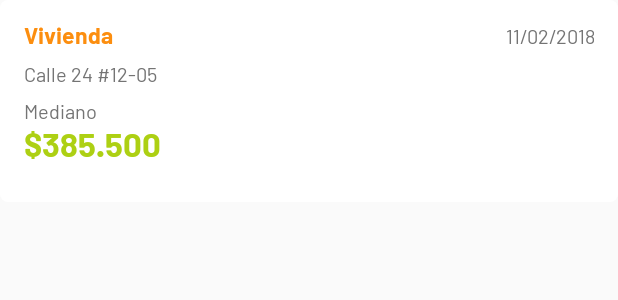
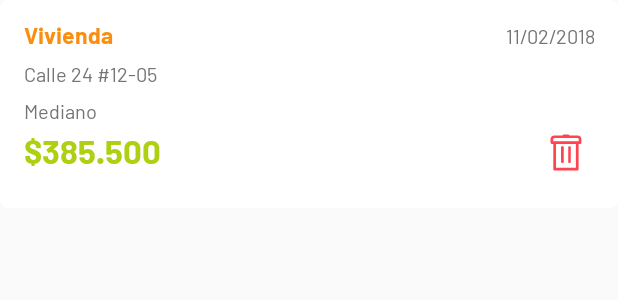
Before and after one commit to ServiciosACO/in-android-user, an Android app: the layout item_resumen.xml on its own in the app's theme, with its tools: preview values and no code run, on a phone screen of 412 x 824 dp. Shown: the top 300 px of the screen. Run offline under Robolectric (Android 15) with nearby library versions, the phone set to English and light mode, and no system bars; plain views replace ShadowView.

Commit message:
Adding button for remove resume services

```diff
--- a/app/src/main/java/co/kubo/indiesco/dialog/DialogDosOpciones.java
+++ b/app/src/main/java/co/kubo/indiesco/dialog/DialogDosOpciones.java
@@ -100,6 +100,10 @@ public class DialogDosOpciones extends Dialog implements View.OnClickListener {
                 imgBorrar.setImageResource(R.drawable.img_timerror);
                 tvMensaje.setText("La hora seleccionada no puede ser inferior a la actual");
                 break;
+            case "8":
+                imgBorrar.setImageResource(R.drawable.delete_popup);
+                tvMensaje.setText("¿Esta seguro de eliminar este servicio de la lista?");
+                break;
             default:break;
         }//switch
 
--- a/app/src/main/res/layout/item_resumen.xml
+++ b/app/src/main/res/layout/item_resumen.xml
@@ -64,17 +64,24 @@
             android:layout_width="wrap_content"
             android:layout_height="wrap_content" />
         <LinearLayout
-            android:layout_marginBottom="24sp"
+            android:layout_marginBottom="18sp"
             android:orientation="horizontal"
             android:layout_width="match_parent"
             android:layout_height="wrap_content">
             <co.kubo.indiesco.utils.Bold
                 android:id="@+id/tvCost"
                 android:text="$385.500"
+                android:layout_gravity="center"
                 style="@style/texto_22_verde"
                 android:layout_weight="1"
                 android:layout_width="match_parent"
                 android:layout_height="wrap_content" />
+            <ImageView
+                android:id="@+id/imgRemove"
+                android:padding="6dp"
+                android:src="@drawable/btn_delete_red"
+                android:layout_width="wrap_content"
+                android:layout_height="wrap_content" />
         </LinearLayout>
     </LinearLayout>
 </com.loopeer.shadow.ShadowView>
```
Also changed, not shown: app/src/main/java/co/kubo/indiesco/adaptadores/AdapterResumen.kt (+21 -0 lines), app/src/main/res/drawable-hdpi/btn_delete_red.png (added), app/src/main/res/drawable-ldpi/btn_delete_red.png (added), app/src/main/res/drawable-mdpi/btn_delete_red.png (added), app/src/main/res/drawable-xhdpi/btn_delete_red.png (added), app/src/main/res/drawable-xxhdpi/btn_delete_red.png (added), app/src/main/res/drawable-xxxhdpi/btn_delete_red.png (added).
